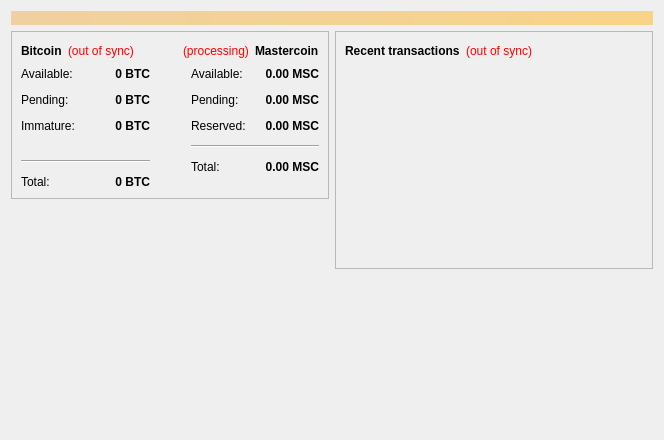
Before: the Qt Designer form src/qt/forms/overviewpage.ui in zathras-crypto/mastercore, drawn with Qt 5.
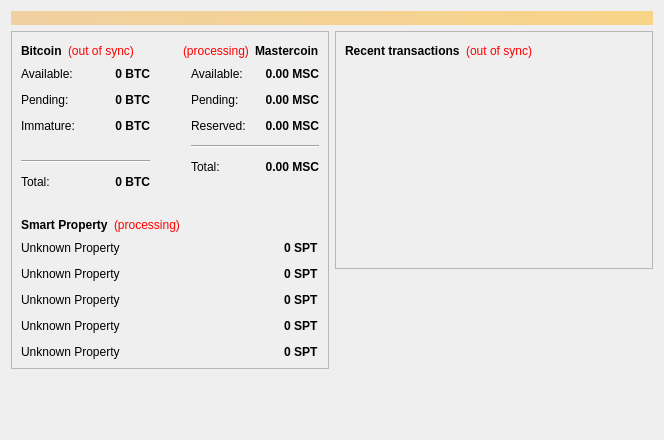
After: the same form once the commit is applied.

```diff
--- a/src/qt/forms/overviewpage.ui
+++ b/src/qt/forms/overviewpage.ui
@@ -449,6 +449,212 @@
             </item>
            </layout>
           </item>
+          <item>
+           <spacer name="verticalSpacer_4">
+            <property name="orientation">
+             <enum>Qt::Vertical</enum>
+            </property>
+            <property name="sizeType">
+             <enum>QSizePolicy::Fixed</enum>
+            </property>
+            <property name="sizeHint" stdset="0">
+             <size>
+              <width>0</width>
+              <height>20</height>
+             </size>
+            </property>
+           </spacer>
+          </item>
+          <item>
+           <layout class="QHBoxLayout" name="horizontalLayout_7">
+            <item>
+             <layout class="QHBoxLayout" name="horizontalLayout_9">
+              <item>
+               <widget class="QLabel" name="label_7">
+                <property name="font">
+                 <font>
+                  <weight>75</weight>
+                  <bold>true</bold>
+                 </font>
+                </property>
+                <property name="text">
+                 <string>Smart Property</string>
+                </property>
+               </widget>
+              </item>
+             </layout>
+            </item>
+            <item>
+             <widget class="QLabel" name="proclabel_2">
+              <property name="styleSheet">
+               <string notr="true">QLabel { color: red; }</string>
+              </property>
+              <property name="text">
+               <string>(processing)</string>
+              </property>
+             </widget>
+            </item>
+            <item>
+             <spacer name="horizontalSpacer_6">
+              <property name="orientation">
+               <enum>Qt::Horizontal</enum>
+              </property>
+              <property name="sizeHint" stdset="0">
+               <size>
+                <width>40</width>
+                <height>20</height>
+               </size>
+              </property>
+             </spacer>
+            </item>
+            <item>
+             <layout class="QHBoxLayout" name="horizontalLayout_10"/>
+            </item>
+           </layout>
+          </item>
+          <item>
+           <layout class="QHBoxLayout" name="horizontalLayout_11">
+            <item>
+             <layout class="QFormLayout" name="formLayout">
+              <property name="fieldGrowthPolicy">
+               <enum>QFormLayout::AllNonFixedFieldsGrow</enum>
+              </property>
+              <property name="verticalSpacing">
+               <number>12</number>
+              </property>
+              <item row="0" column="0">
+               <widget class="QLabel" name="SPname1">
+                <property name="text">
+                 <string>Unknown Property</string>
+                </property>
+               </widget>
+              </item>
+              <item row="1" column="0">
+               <widget class="QLabel" name="SPname2">
+                <property name="text">
+                 <string>Unknown Property</string>
+                </property>
+               </widget>
+              </item>
+              <item row="2" column="0">
+               <widget class="QLabel" name="SPname3">
+                <property name="text">
+                 <string>Unknown Property</string>
+                </property>
+               </widget>
+              </item>
+              <item row="3" column="0">
+               <widget class="QLabel" name="SPname4">
+                <property name="text">
+                 <string>Unknown Property</string>
+                </property>
+               </widget>
+              </item>
+              <item row="4" column="0">
+               <widget class="QLabel" name="SPname5">
+                <property name="text">
+                 <string>Unknown Property</string>
+                </property>
+               </widget>
+              </item>
+             </layout>
+            </item>
+            <item>
+             <spacer name="horizontalSpacer_2">
+              <property name="orientation">
+               <enum>Qt::Horizontal</enum>
+              </property>
+              <property name="sizeHint" stdset="0">
+               <size>
+                <width>40</width>
+                <height>20</height>
+               </size>
+              </property>
+             </spacer>
+            </item>
+            <item>
+             <layout class="QFormLayout" name="formLayout_3">
+              <property name="labelAlignment">
+               <set>Qt::AlignRight|Qt::AlignTrailing|Qt::AlignVCenter</set>
+              </property>
+              <property name="formAlignment">
+               <set>Qt::AlignRight|Qt::AlignTop|Qt::AlignTrailing</set>
+              </property>
+              <property name="verticalSpacing">
+               <number>12</number>
+              </property>
+              <item row="0" column="0">
+               <widget class="QLabel" name="SPbal1">
+                <property name="font">
+                 <font>
+                  <weight>75</weight>
+                  <bold>true</bold>
+                 </font>
+                </property>
+                <property name="text">
+                 <string>0 SPT</string>
+                </property>
+               </widget>
+              </item>
+              <item row="1" column="0">
+               <widget class="QLabel" name="SPbal2">
+                <property name="font">
+                 <font>
+                  <weight>75</weight>
+                  <bold>true</bold>
+                 </font>
+                </property>
+                <property name="text">
+                 <string>0 SPT</string>
+                </property>
+               </widget>
+              </item>
+              <item row="2" column="0">
+               <widget class="QLabel" name="SPbal3">
+                <property name="font">
+                 <font>
+                  <weight>75</weight>
+                  <bold>true</bold>
+                 </font>
+                </property>
+                <property name="layoutDirection">
+                 <enum>Qt::LeftToRight</enum>
+                </property>
+                <property name="text">
+                 <string>0 SPT</string>
+                </property>
+               </widget>
+              </item>
+              <item row="3" column="0">
+               <widget class="QLabel" name="SPbal4">
+                <property name="font">
+                 <font>
+                  <weight>75</weight>
+                  <bold>true</bold>
+                 </font>
+                </property>
+                <property name="text">
+                 <string>0 SPT</string>
+                </property>
+               </widget>
+              </item>
+              <item row="4" column="0">
+               <widget class="QLabel" name="SPbal5">
+                <property name="font">
+                 <font>
+                  <weight>75</weight>
+                  <bold>true</bold>
+                 </font>
+                </property>
+                <property name="text">
+                 <string>0 SPT</string>
+                </property>
+               </widget>
+              </item>
+             </layout>
+            </item>
+           </layout>
+          </item>
          </layout>
         </widget>
        </item>
```
